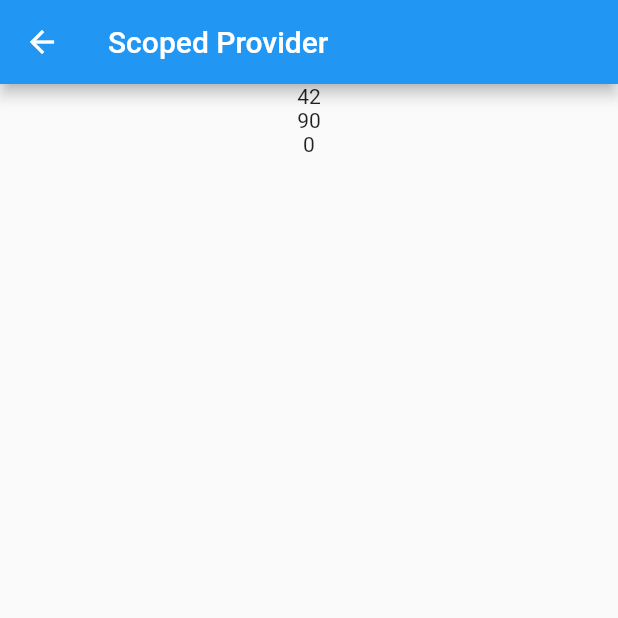
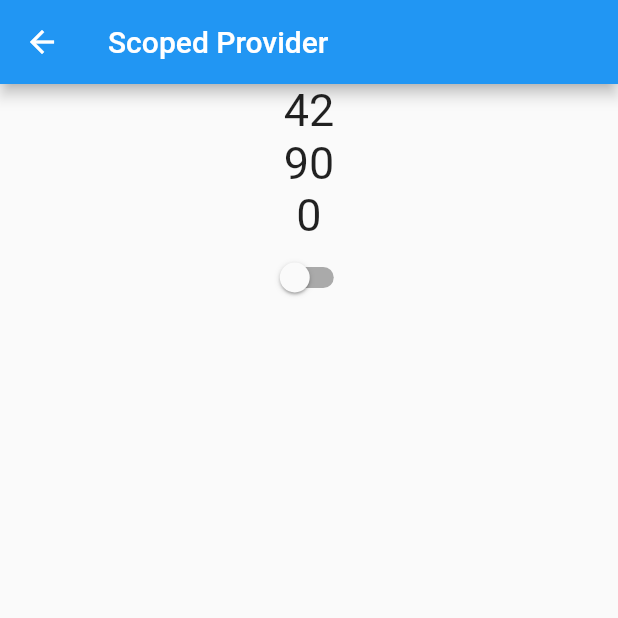
Before and after one commit to Shreemanarjun/flut_riverpod_tut, a Flutter app: the ScopedProviderPage screen opened directly, on a phone screen of 412 x 824 dp, the top half of it. Run offline on Flutter 3.47's test engine with Material 2 defaults, Android fonts, the phone set to English and light mode, and no system bars; our stand-ins replace flutter_riverpod, go_router; missing offline and left inert: statsfl; network calls fail.

Commit message:
new update

```diff
--- a/lib/page/notifier/notifier_page/change_notifier.dart
+++ b/lib/page/notifier/notifier_page/change_notifier.dart
@@ -49,7 +49,7 @@ class ChangeNotifierView extends StatelessWidget {
                   mainAxisAlignment: MainAxisAlignment.spaceAround,
                   children: [
                     ElevatedButton(
-                      style: ElevatedButton.styleFrom(primary: Colors.amber),
+                      style: ElevatedButton.styleFrom(backgroundColor: Colors.amber),
                       onPressed: () {
                         ref.read(carProvider).increaseSpeed();
                       },
@@ -57,7 +57,8 @@ class ChangeNotifierView extends StatelessWidget {
                     ),
                     ElevatedButton(
                       style:
-                          ElevatedButton.styleFrom(primary: Colors.redAccent),
+                          ElevatedButton.styleFrom(
+                          backgroundColor: Colors.redAccent),
                       onPressed: () {
                         ref.read(carProvider).hitBreak();
                       },
--- a/lib/page/provider/provider_page/future_provider_page.dart
+++ b/lib/page/provider/provider_page/future_provider_page.dart
@@ -1,9 +1,9 @@
 import 'package:flutter/material.dart';
 import 'package:flutter_riverpod/flutter_riverpod.dart';
 
-final futureProvider = FutureProvider.autoDispose((ref) async {
+final futureProvider = FutureProvider((ref) async {
   final value = await fetchWeather();
-  ref.maintainState = true;
+ // ref.maintainState = true;
   return value;
 });
 
--- a/lib/page/provider/provider_page/scoped_provider_page.dart
+++ b/lib/page/provider/provider_page/scoped_provider_page.dart
@@ -1,7 +1,11 @@
 import 'package:flutter/material.dart';
 import 'package:flutter_riverpod/flutter_riverpod.dart';
 
-final scopeProvider = Provider<int>((ref) => 0);
+final scopeProvider = StateProvider<int>((ref) => 0);
+
+final likeStatePod = StateProvider(
+  (ref) => false,
+);
 
 class ScopedProviderPage extends StatelessWidget {
   const ScopedProviderPage({Key? key}) : super(key: key);
@@ -19,6 +23,16 @@ class ScopedProviderPage extends StatelessWidget {
           buildScoped(42),
           buildScoped(90),
           buildScoped(),
+          Consumer(
+            builder: (context, ref, child) {
+              return Switch(
+                value: ref.watch(likeStatePod),
+                onChanged: (value) {
+                  ref.read(likeStatePod.notifier).update((state) => !state);
+                },
+              );
+            },
+          )
         ],
       )),
     );
@@ -28,16 +42,34 @@ class ScopedProviderPage extends StatelessWidget {
     final consumer = Consumer(
       builder: (context, ref, child) {
         final number = ref.watch(scopeProvider).toString();
-        return Text(number);
+        return InkWell(
+            onTap: () {
+              ref.read(scopeProvider.notifier).update((state) {
+                if (value != null) {
+                  if (value + 1 > state) {
+                    return state + 1;
+                  }
+                }
+                return state;
+              });
+            },
+            child: Text(
+              number,
+              style: const TextStyle(fontSize: 30),
+            ));
       },
     );
-    return value != null
-        ? ProviderScope(
-            overrides: [
-              scopeProvider.overrideWithValue(value),
-            ],
-            child: consumer,
-          )
-        : consumer;
+    if (value != null) {
+      return ProviderScope(
+        overrides: [
+          scopeProvider.overrideWith(
+            (ref) => value,
+          ),
+        ],
+        child: consumer,
+      );
+    } else {
+      return consumer;
+    }
   }
 }
--- a/lib/page/provider/provider_page/stream_provider.page.dart
+++ b/lib/page/provider/provider_page/stream_provider.page.dart
@@ -1,7 +1,7 @@
 import 'package:flutter/material.dart';
 import 'package:flutter_riverpod/flutter_riverpod.dart';
 
-final streamProvider = StreamProvider.autoDispose(
+final streamProvider = StreamProvider<String>(
   (ref) => Stream.periodic(const Duration(seconds: 1), (i) => i.toString()),
 );
 
--- a/pubspec.yaml
+++ b/pubspec.yaml
@@ -28,9 +28,9 @@ dependencies:
   # The following adds the Cupertino Icons font to your application.
   # Use with the CupertinoIcons class for iOS style icons.
   cupertino_icons: ^1.0.2
-  flutter_riverpod: ^1.0.4
+  flutter_riverpod: ^2.1.1
   statsfl: ^2.3.0
-  go_router: ^4.2.8
+  go_router: ^5.1.9
 
 dev_dependencies:
   flutter_lints: ^2.0.1
```
Also changed, not shown: lib/page/modifier/modifier_home.dart (+5 -2 lines), lib/page/notifier/notifier_page/state_notifier.dart (+4 -3 lines), lib/page/provider/provider_page/state_provider_page.dart (line endings or trailing spaces), pubspec.lock.
